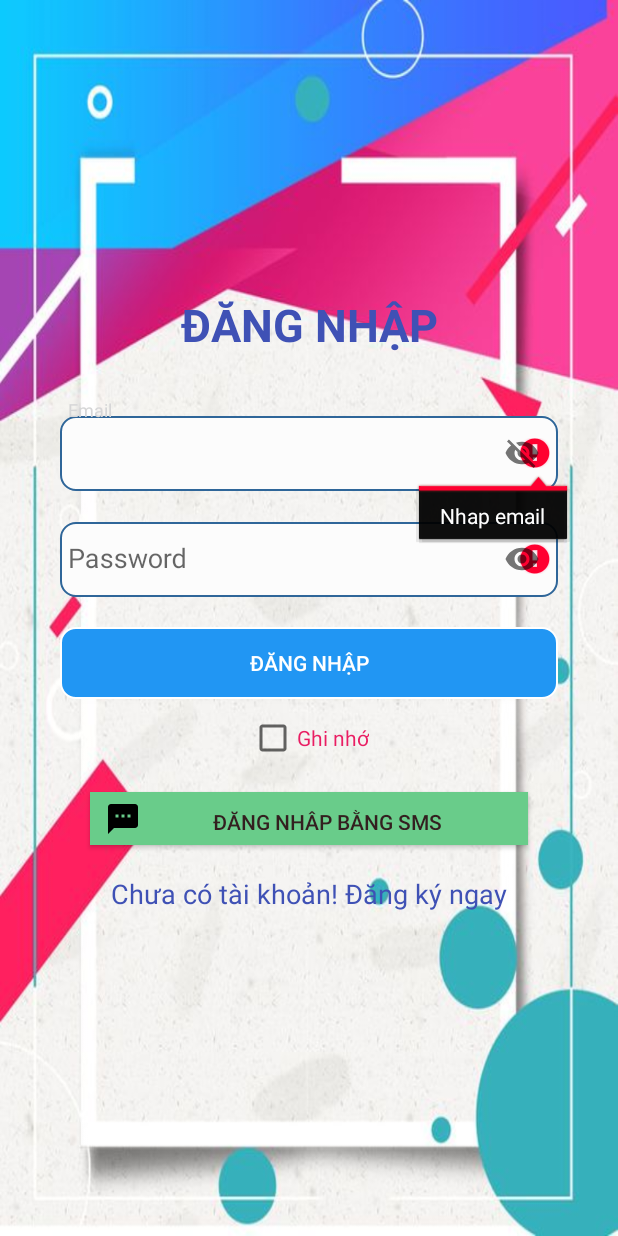
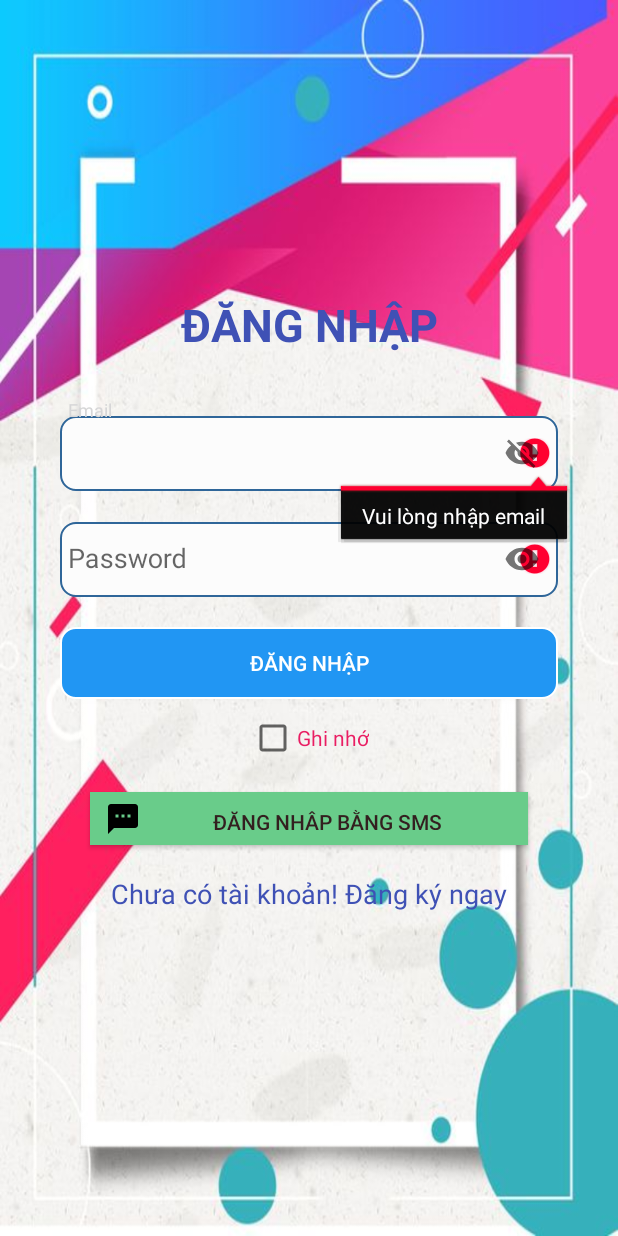
Before and after one commit to iron2014hieu/bansachonline, an Android app: the LoginActivity screen opened directly, with no data from a screen before it, after a tap on "ĐĂNG NHẬP", on a phone screen of 412 x 824 dp. Run offline under Robolectric (Android 15) with nearby library versions, the phone set to English and light mode, and no system bars; our stand-ins replace CircleImageView, Volley.

Commit message:
login with sms

```diff
--- a/app/src/main/AndroidManifest.xml
+++ b/app/src/main/AndroidManifest.xml
@@ -1,7 +1,11 @@
 <?xml version="1.0" encoding="utf-8"?>
 <manifest xmlns:android="http://schemas.android.com/apk/res/android"
     package="iron2014.bansachonline">
-
+    <uses-permission android:name="android.permission.ACCESS_NETWORK_STATE" />
+    <uses-permission android:name="android.permission.READ_EXTERNAL_STORAGE" />
+    <uses-permission android:name="android.permission.WRITE_EXTERNAL_STORAGE" />
+    <uses-permission android:name="android.permission.INTERNET" />
+    <uses-permission android:name="android.permission.RECORD_AUDIO" />
     <application
         android:allowBackup="true"
         android:icon="@drawable/book"
--- a/app/src/main/java/iron2014/bansachonline/LoginRegister/LoginActivity.java
+++ b/app/src/main/java/iron2014/bansachonline/LoginRegister/LoginActivity.java
@@ -33,6 +33,7 @@ import iron2014.bansachonline.Activity.ShipperActivity;
 import iron2014.bansachonline.MainActivity;
 import iron2014.bansachonline.R;
 import iron2014.bansachonline.Session.SessionManager;
+import iron2014.bansachonline.URL.UrlSql;
 import iron2014.bansachonline.nighmode_vanchuyen.SharedPref;
 
 public class LoginActivity extends AppCompatActivity {
@@ -43,13 +44,12 @@ public class LoginActivity extends AppCompatActivity {
     public SharedPreferences sharedpreferences;
     public CheckBox cbRemember;
     SharedPref sharedPref;
-
+    UrlSql urlSql;
 
     EditText edtEmail, edtPassword;
     CircleImageView cicler_logo;
     Button btnLogin;
     ProgressBar progressBar;
-    private String URL_LOGIN = "https://bansachonline.xyz/bansach/loginregister/login.php";
     SessionManager sessionManager;
     @Override
     protected void onCreate(Bundle savedInstanceState) {
@@ -59,7 +59,7 @@ public class LoginActivity extends AppCompatActivity {
         setContentView(R.layout.activity_login);
         addControls();
         sessionManager = new SessionManager(this);
-
+        urlSql = new UrlSql();
         //khởi tạo shared preferences
         sharedpreferences = getSharedPreferences(MyPREFERENCES, Context.MODE_PRIVATE);
         loadData();//lấy dữ liệu đã lưu nếu có
@@ -69,12 +69,6 @@ public class LoginActivity extends AppCompatActivity {
                 public void onClick(View view) {
                     String mEmail = edtEmail.getText().toString().trim();
                     String mPassword = edtPassword.getText().toString().trim();
-//                    edtEmail.setVisibility(View.VISIBLE);
-//                    edtPassword.setVisibility(View.VISIBLE);
-//                    progressBar.setVisibility(View.GONE);
-//                    cicler_logo.setVisibility(View.VISIBLE);
-//                    btnLogin.setVisibility(View.VISIBLE);
-//                    cbRemember.setVisibility(View.VISIBLE);
                     if (!mEmail.isEmpty() || !mPassword.isEmpty()){
                         if (cbRemember.isChecked()){
                             Login(mEmail,mPassword);
@@ -84,8 +78,8 @@ public class LoginActivity extends AppCompatActivity {
                             clearData();
                         }
                     }else {
-                        edtEmail.setError("Nhap email");
-                        edtPassword.setError("nhap password");
+                        edtEmail.setError("Vui lòng nhập email");
+                        edtPassword.setError("Vui lòng nhập password");
                     }
                 }
             });
@@ -94,7 +88,7 @@ public class LoginActivity extends AppCompatActivity {
         startActivity(new Intent(getBaseContext(), VerifyPhoneActivity.class));
         }
     private void Login(final String email, final String password){
-        StringRequest stringRequest = new StringRequest(Request.Method.POST, URL_LOGIN,
+        StringRequest stringRequest = new StringRequest(Request.Method.POST, urlSql.URL_LOGIN,
                 new Response.Listener<String>() {
                     @Override
                     public void onResponse(String response) {
--- a/app/src/main/java/iron2014/bansachonline/URL/UrlSql.java
+++ b/app/src/main/java/iron2014/bansachonline/URL/UrlSql.java
@@ -1,12 +1,8 @@
 package iron2014.bansachonline.URL;
 
 public class UrlSql {
-    private String baseURL = "https://bansachonline.xyz/bansach/";
+    private String baseURL = "https://bansachonline.xyz/";
+    public String URL_LOGIN = baseURL+"bansach/loginregister/login.php";
+    public String URL_LOGIN_PHONE = baseURL+"bansach/loginregister/login_with_phone.php/?phone=";
 
-    public String URl_GETDATA_CART =baseURL+"books/cart_bill/getdatacart.php/?mauser=";
-    public  String URl_GETDATA_CART_ALL_MONEY=baseURL+"books/cart_bill/getdata_cart_money.php/?mauser=";
-    //Thể loại sách
-    public String URL_GETDATA_THELOAI =baseURL+"theloai/getdata.php";
-    //sách
-    public String URL_GETDATA_BY_MATHELOAI ="https://hieuttpk808.000webhostapp.com/bansach/books/sach/getBooks.php/?keytheloai=";
 }
```
Also changed, not shown: app/src/main/java/iron2014/bansachonline/LoginRegister/LoginWithSMSActivity.java (+66 -8 lines).
